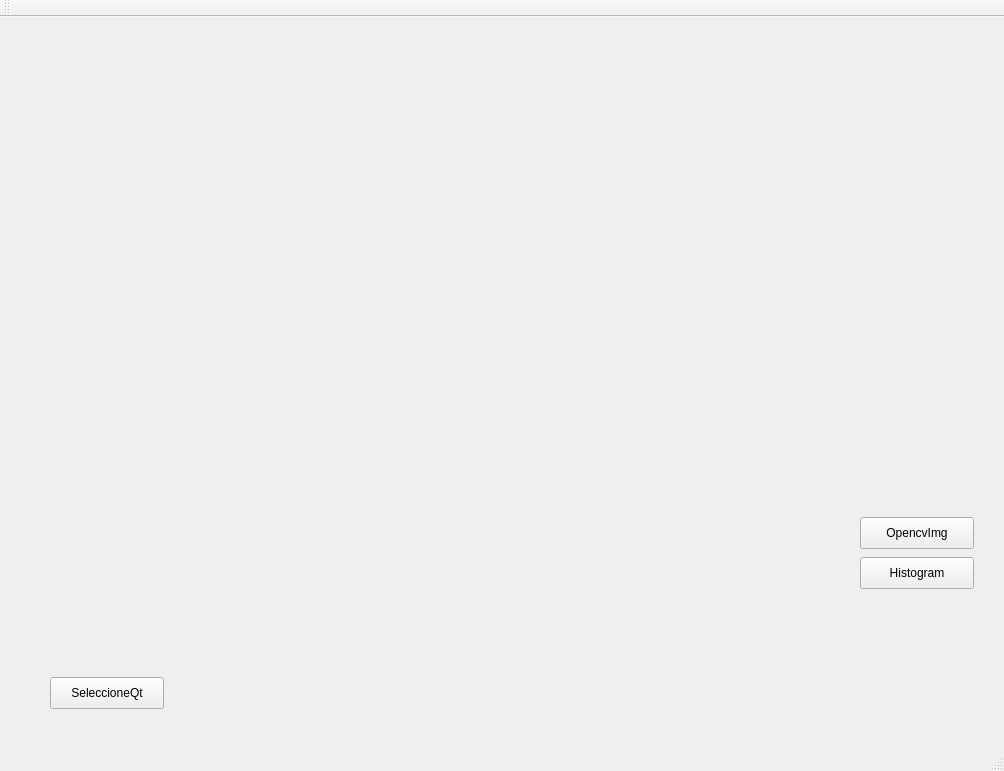
Qt form mainwindow.ui (davidGCR/git_pothoshop) before a commit.
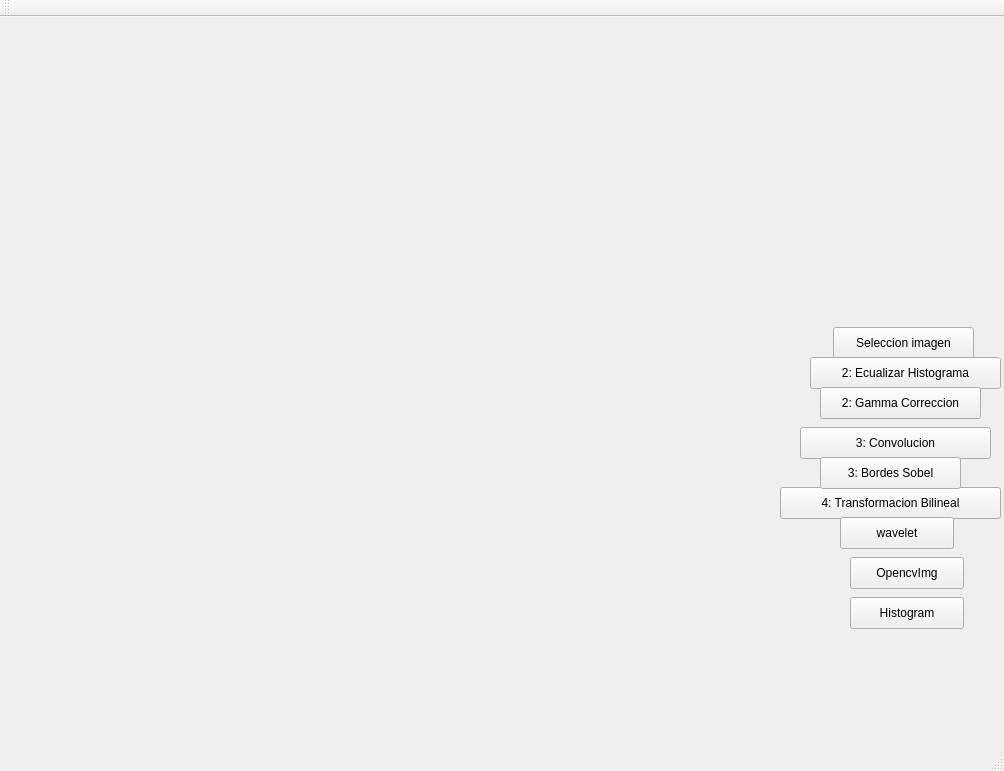
The same form after that commit.

What changed in the file:
```diff
--- a/mainwindow.ui
+++ b/mainwindow.ui
@@ -17,21 +17,21 @@
    <widget class="QPushButton" name="btn_chooseImage">
     <property name="geometry">
      <rect>
-      <x>50</x>
-      <y>660</y>
-      <width>114</width>
+      <x>833</x>
+      <y>310</y>
+      <width>141</width>
       <height>32</height>
      </rect>
     </property>
     <property name="text">
-     <string>SeleccioneQt</string>
+     <string>Seleccion imagen</string>
     </property>
    </widget>
    <widget class="QLabel" name="lbl_image">
     <property name="geometry">
      <rect>
-      <x>30</x>
-      <y>20</y>
+      <x>40</x>
+      <y>10</y>
       <width>431</width>
       <height>281</height>
      </rect>
@@ -46,8 +46,8 @@
    <widget class="QPushButton" name="load_img_opencv">
     <property name="geometry">
      <rect>
-      <x>860</x>
-      <y>500</y>
+      <x>850</x>
+      <y>540</y>
       <width>114</width>
       <height>32</height>
      </rect>
@@ -59,9 +59,9 @@
    <widget class="QLabel" name="lbl_histogram">
     <property name="geometry">
      <rect>
-      <x>530</x>
-      <y>20</y>
-      <width>441</width>
+      <x>40</x>
+      <y>330</y>
+      <width>431</width>
       <height>281</height>
      </rect>
     </property>
@@ -72,8 +72,8 @@
    <widget class="QPushButton" name="btn_show_histogram">
     <property name="geometry">
      <rect>
-      <x>860</x>
-      <y>540</y>
+      <x>850</x>
+      <y>580</y>
       <width>114</width>
       <height>32</height>
      </rect>
@@ -82,6 +82,100 @@
      <string>Histogram</string>
     </property>
    </widget>
+   <widget class="QPushButton" name="btn_eq_hist">
+    <property name="geometry">
+     <rect>
+      <x>810</x>
+      <y>340</y>
+      <width>191</width>
+      <height>32</height>
+     </rect>
+    </property>
+    <property name="text">
+     <string>2: Ecualizar Histograma</string>
+    </property>
+   </widget>
+   <widget class="QPushButton" name="btn_dibujar_puntos">
+    <property name="geometry">
+     <rect>
+      <x>780</x>
+      <y>470</y>
+      <width>221</width>
+      <height>32</height>
+     </rect>
+    </property>
+    <property name="text">
+     <string>4: Transformacion Bilineal</string>
+    </property>
+   </widget>
+   <widget class="QPushButton" name="btn_wavelet">
+    <property name="geometry">
+     <rect>
+      <x>840</x>
+      <y>500</y>
+      <width>114</width>
+      <height>32</height>
+     </rect>
+    </property>
+    <property name="text">
+     <string>wavelet</string>
+    </property>
+   </widget>
+   <widget class="QPushButton" name="btn_convolucion">
+    <property name="geometry">
+     <rect>
+      <x>800</x>
+      <y>410</y>
+      <width>191</width>
+      <height>32</height>
+     </rect>
+    </property>
+    <property name="text">
+     <string>3: Convolucion</string>
+    </property>
+   </widget>
+   <widget class="QLabel" name="lbl_image_dst">
+    <property name="geometry">
+     <rect>
+      <x>540</x>
+      <y>20</y>
+      <width>391</width>
+      <height>261</height>
+     </rect>
+    </property>
+    <property name="text">
+     <string/>
+    </property>
+    <property name="margin">
+     <number>2</number>
+    </property>
+   </widget>
+   <widget class="QPushButton" name="btn_bordes">
+    <property name="geometry">
+     <rect>
+      <x>820</x>
+      <y>440</y>
+      <width>141</width>
+      <height>32</height>
+     </rect>
+    </property>
+    <property name="text">
+     <string>3: Bordes Sobel</string>
+    </property>
+   </widget>
+   <widget class="QPushButton" name="btn_gamma">
+    <property name="geometry">
+     <rect>
+      <x>820</x>
+      <y>370</y>
+      <width>161</width>
+      <height>32</height>
+     </rect>
+    </property>
+    <property name="text">
+     <string>2: Gamma Correccion</string>
+    </property>
+   </widget>
   </widget>
   <widget class="QMenuBar" name="menuBar">
    <property name="geometry">
```
